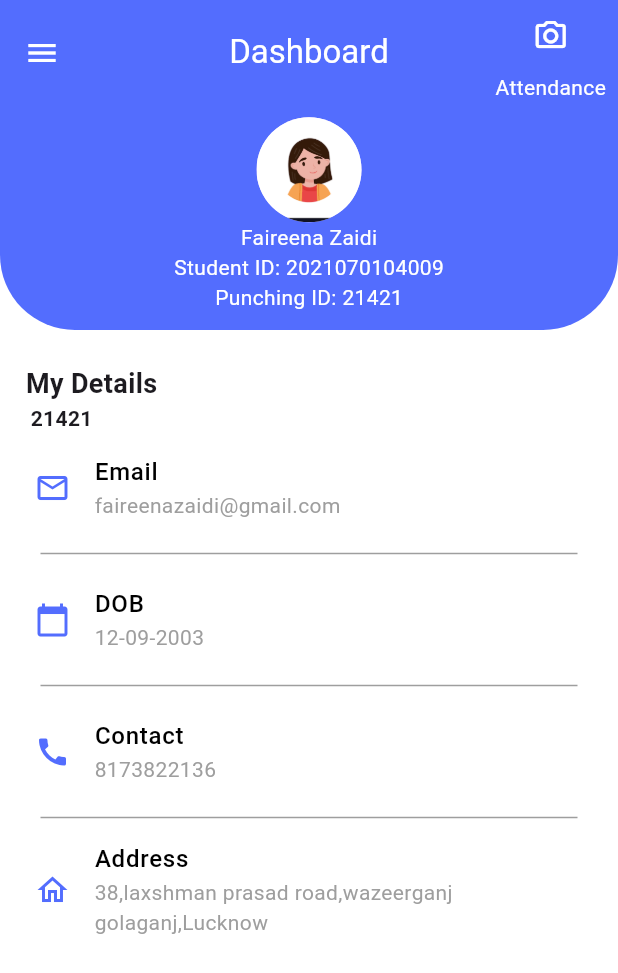
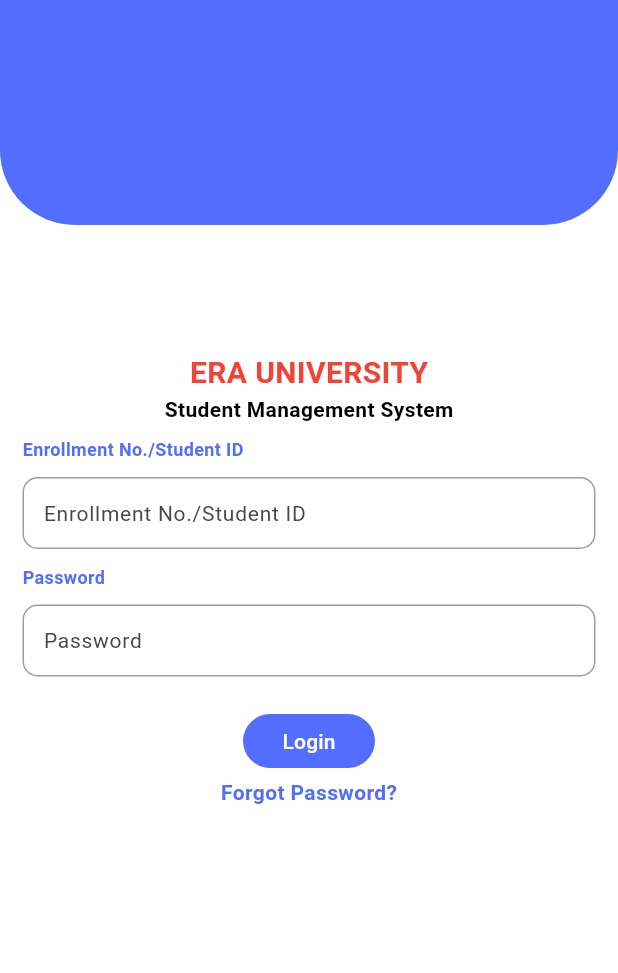
Before and after one commit to faireenazaidi/demo, a Flutter app: the screen it shows after launch, on a phone screen of 412 x 824 dp. Shown: the top 973 px of the screen. Run offline on Flutter 3.47's test engine with Material 3 defaults, Android fonts, the phone set to English and light mode, and no system bars.

Commit message:
last commit

```diff
--- /dev/null
+++ b/lib/loginpage.dart
@@ -0,0 +1,185 @@
+import 'package:flutter/cupertino.dart';
+import 'package:flutter/material.dart';
+import 'package:flutter/widgets.dart';
+import 'homepage.dart';
+
+
+class LogInPage extends StatefulWidget {
+  const LogInPage({super.key});
+
+  @override
+  State<LogInPage> createState() => _LogInPageState();
+}
+
+class _LogInPageState extends State<LogInPage> {
+  final ButtonStyle flatButtonStyle = TextButton.styleFrom(
+    backgroundColor: Colors.indigoAccent,
+    foregroundColor: Colors.black87,
+    minimumSize: Size(88, 36),
+    padding: EdgeInsets.symmetric(horizontal: 16),
+    shape: const RoundedRectangleBorder(
+      borderRadius: BorderRadius.all(Radius.circular(20)),
+    ),
+  );
+  final formKey = GlobalKey<FormState>();
+  @override
+  Widget build(BuildContext context) {
+    return
+      SafeArea(
+      child: Scaffold(
+        resizeToAvoidBottomInset: true,
+        backgroundColor: Colors.white,
+        appBar: AppBar(
+          shape: RoundedRectangleBorder(
+              borderRadius: BorderRadius.only(bottomRight: Radius.circular(50),
+                  bottomLeft: Radius.circular(50))),
+
+          toolbarHeight:150,
+          backgroundColor: Colors.indigoAccent,
+          centerTitle: true,
+          actions: [],
+
+
+        ),
+
+        body:
+        SingleChildScrollView(
+
+          child: Padding(
+            padding: const EdgeInsets.symmetric(horizontal: 15,vertical: 30),
+            child: Form(
+              key: formKey,
+
+              child: SizedBox(
+                height: MediaQuery.of(context).size.height/2,
+                child: Column(
+                  mainAxisAlignment: MainAxisAlignment.center,
+
+                  children: [
+                    Text("ERA UNIVERSITY",style: TextStyle(color:Colors.red,fontWeight: FontWeight.bold
+                    ,fontSize: 20),),
+
+                    Padding(
+                      padding: const EdgeInsets.only(bottom: 8.0),
+                      child: Text("Student Management System",style: TextStyle(color: Colors.black,fontWeight: FontWeight.bold),),
+                    ),
+                    Align(
+                      alignment: Alignment.centerLeft,
+                      child: Text("Enrollment No./Student ID",
+                        style:TextStyle(fontSize: 12,color: Colors.indigoAccent,fontWeight: FontWeight.bold,),
+                        textAlign:TextAlign.start,),
+                    ),
+
+                    Padding(
+                      padding: const EdgeInsets.only(top: 10.0,bottom: 10),
+
+                      child: TextFormField(
+                        decoration: InputDecoration(
+                          hintText: "Enrollment No./Student ID",hintStyle: TextStyle(fontSize: 14),
+                          contentPadding: EdgeInsets.symmetric(horizontal: 10),
+                          border: OutlineInputBorder(
+                              borderRadius: BorderRadius.circular(20),
+                              borderSide: BorderSide(color: Colors.grey.shade500)
+                          ),
+                          errorBorder: OutlineInputBorder(
+                              borderRadius: BorderRadius.circular(10),
+                              borderSide: BorderSide(color: Colors.grey.shade500)
+                          ),
+                          disabledBorder: OutlineInputBorder(
+                              borderRadius: BorderRadius.circular(10),
+                              borderSide: BorderSide(color: Colors.grey.shade500)
+                          ),
+                          enabledBorder: OutlineInputBorder(
+                              borderRadius: BorderRadius.circular(10),
+                              borderSide: BorderSide(color: Colors.grey.shade500)
+                          ),
+                          focusedBorder: OutlineInputBorder(
+                              borderRadius: BorderRadius.circular(10),
+                              borderSide: BorderSide(color: Colors.grey.shade500)
+                          ),
+                        ),
+                        validator: (val){
+                          print(val);
+                          if(val!.isEmpty){
+                            return "Please Enter Your Enrollment No./Student Id";
+                          }
+                          else
+                          {
+                            return null;
+                          }
+                        },
+                      ),
+                    ),
+
+                    Align(
+                        alignment: Alignment.centerLeft,
+                        child: Text("Password",style:TextStyle(fontSize: 12,
+                          color: Colors.indigoAccent,fontWeight: FontWeight.bold,),)),
+
+                    Padding(
+                      padding: const EdgeInsets.only(bottom: 10.0,top: 10),
+                      child: TextFormField(
+                        decoration: InputDecoration(
+                          hintText: "Password",hintStyle: TextStyle(fontSize: 14),
+                          contentPadding: EdgeInsets.symmetric(horizontal: 10),
+
+                          border: OutlineInputBorder(
+                              borderRadius: BorderRadius.circular(10),
+                              borderSide: BorderSide(color: Colors.grey.shade500)
+                          ),
+                          errorBorder: OutlineInputBorder(
+                              borderRadius: BorderRadius.circular(10),
+                              borderSide: BorderSide(color: Colors.grey.shade500)
+                          ),
+                          disabledBorder: OutlineInputBorder(
+                              borderRadius: BorderRadius.circular(10),
+                              borderSide: BorderSide(color: Colors.grey.shade500)
+                          ),
+                          enabledBorder: OutlineInputBorder(
+                              borderRadius: BorderRadius.circular(10),
+                              borderSide: BorderSide(color: Colors.grey.shade500)
+                          ),
+                          focusedBorder: OutlineInputBorder(
+                              borderRadius: BorderRadius.circular(10),
+                              borderSide: BorderSide(color: Colors.grey.shade500)
+                          ),
+                        ),
+                    validator: (fairyna){
+                          if(fairyna!.isEmpty) {
+                              return "Please Enter Your Password";
+                            }
+                          else {
+                            return null;
+                          }
+                    },
+                      ),
+                    ),
+                    Padding(
+                      padding: const EdgeInsets.only(top: 9.0),
+                      child: TextButton(
+                        style: flatButtonStyle,
+                        onPressed: () {
+                          if(formKey.currentState!.validate()){
+                          }
+                        },
+                        child: Text('Login',style: TextStyle(color: Colors.white),),
+                      ),
+                    ),
+                    InkWell(
+                        onTap: (){
+                          print('hello');
+                        },
+                        child: Text('Forgot Password?', style: TextStyle(fontSize: 14,
+                            color: Colors.indigoAccent,fontWeight: FontWeight.bold),))
+                  ],
+                ),
+              ),
+            ),
+          ),
+        ),
+
+      ),
+    );
+
+  }
+}
--- a/lib/main.dart
+++ b/lib/main.dart
@@ -1,8 +1,11 @@
+import 'dart:io';
+
 import 'package:flutter/material.dart';
 import 'package:untitled2/homepage.dart';
 import 'package:untitled2/splashscreen.dart';
+import 'package:http/http.dart' as http;
 
-
+ var client = http.Client();
 void main() {
   runApp( MyApp());
 }
@@ -14,6 +17,7 @@ class MyApp extends StatelessWidget {
   @override
   Widget build(BuildContext context) {
     return MaterialApp(
+      debugShowCheckedModeBanner: false,
      home: MyHomePage()
 
         );
--- a/lib/splashscreen.dart
+++ b/lib/splashscreen.dart
@@ -1,6 +1,6 @@
 import 'dart:async';
 import 'package:flutter/material.dart';
-
+import 'package:untitled2/loginpage.dart';
 import 'homepage.dart';
 
 class MyHomePage extends StatefulWidget {
@@ -11,10 +11,10 @@ class SplashScreenState extends State<MyHomePage> {
   @override
   void initState() {
     super.initState();
-    Timer(Duration(seconds: 5),
+    Timer(Duration(seconds: 2),
             ()=>Navigator.pushReplacement(context,
             MaterialPageRoute(builder:
-                (context) => const Homepage()
+                (context) => const LogInPage()
             )
         )
     );
--- a/pubspec.yaml
+++ b/pubspec.yaml
@@ -35,6 +35,8 @@ dependencies:
   # The following adds the Cupertino Icons font to your application.
   # Use with the CupertinoIcons class for iOS style icons.
   cupertino_icons: ^1.0.2
+  http: ^1.2.1
+  latext: ^0.4.0
 
 dev_dependencies:
   flutter_test:
```
Also changed, not shown: pubspec.lock.
